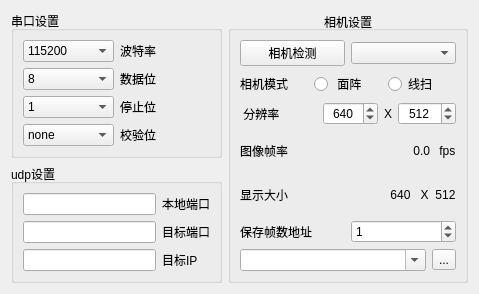
First picture: the form in child_window/system_settings_window.ui, repository 3137959601/usb_udp_video_transmission2, before the edit.
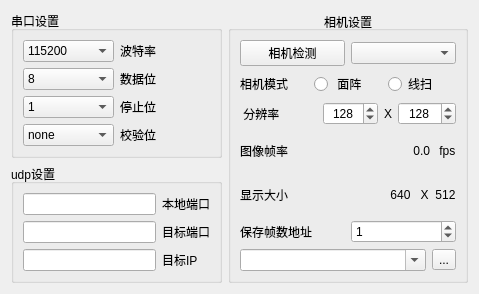
Second picture: the form after the edit.

```diff
--- a/child_window/system_settings_window.ui
+++ b/child_window/system_settings_window.ui
@@ -185,7 +185,7 @@
                <number>10000</number>
               </property>
               <property name="value">
-               <number>640</number>
+               <number>128</number>
               </property>
              </widget>
             </item>
@@ -217,7 +217,7 @@
                <number>10000</number>
               </property>
               <property name="value">
-               <number>512</number>
+               <number>128</number>
               </property>
              </widget>
             </item>
```
